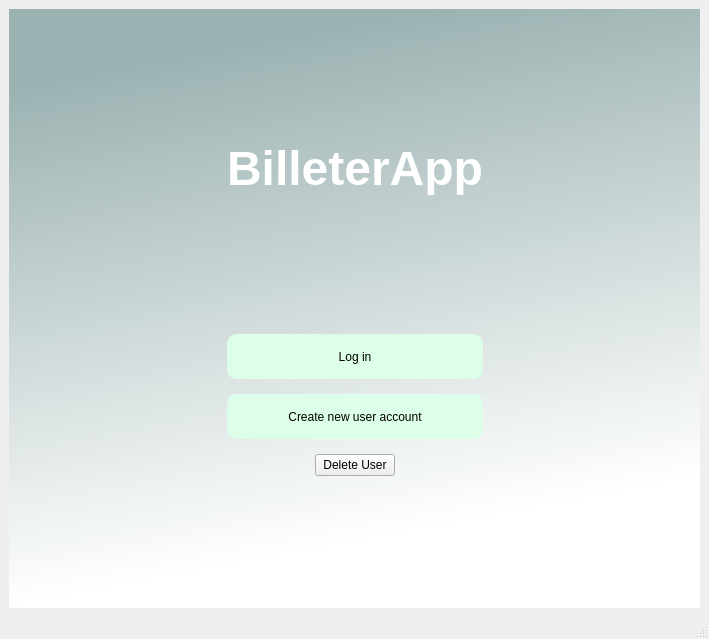
The window that guicore/uis/bille_screen.ui (Igna11/billetera) describes before a commit, drawn with Qt 5.
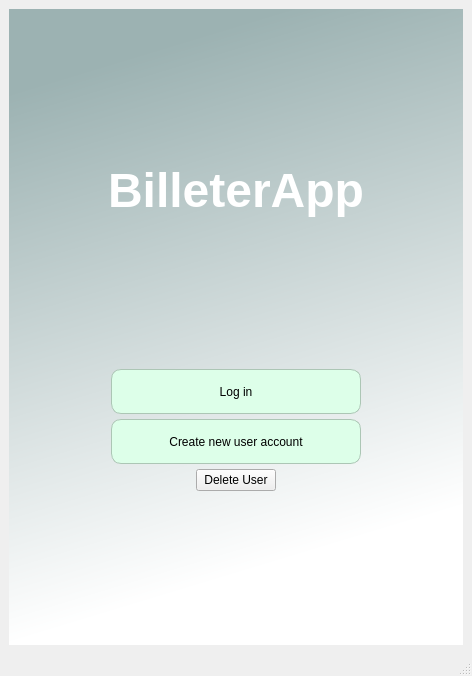
The same window after the commit. Icons and pictures are not drawn.

What changed in the file:
```diff
--- a/guicore/uis/bille_screen.ui
+++ b/guicore/uis/bille_screen.ui
@@ -6,8 +6,8 @@
    <rect>
     <x>0</x>
     <y>0</y>
-    <width>709</width>
-    <height>639</height>
+    <width>472</width>
+    <height>676</height>
    </rect>
   </property>
   <property name="windowTitle">
@@ -26,26 +26,13 @@
 background-color:qlineargradient(spread:pad, x1:0, y1:0, x2:0.207, y2:0.954545, stop:0.132159 rgba(156, 178, 178, 255), stop:1 rgba(255, 255, 255, 255))}</string>
       </property>
       <layout class="QHBoxLayout" name="horizontalLayout_3">
-       <item>
-        <spacer name="horizontalSpacer">
-         <property name="orientation">
-          <enum>Qt::Horizontal</enum>
-         </property>
-         <property name="sizeHint" stdset="0">
-          <size>
-           <width>40</width>
-           <height>20</height>
-          </size>
-         </property>
-        </spacer>
-       </item>
        <item>
         <layout class="QVBoxLayout" name="verticalLayout_2">
          <property name="spacing">
-          <number>15</number>
+          <number>5</number>
          </property>
          <item>
-          <spacer name="verticalSpacer_2">
+          <spacer name="verticalSpacer">
            <property name="orientation">
             <enum>Qt::Vertical</enum>
            </property>
@@ -57,21 +44,25 @@
            </property>
           </spacer>
          </item>
+         <item>
+          <layout class="QHBoxLayout" name="horizontalLayout">
          <item>
           <widget class="QLabel" name="label">
            <property name="layoutDirection">
             <enum>Qt::RightToLeft</enum>
            </property>
            <property name="text">
-            <string>&lt;html&gt;&lt;head/&gt;&lt;body&gt;&lt;p&gt;&lt;span style=&quot; font-size:36pt; font-weight:600; color:#ffffff;&quot;&gt;BilleterApp&lt;/span&gt;&lt;/p&gt;&lt;/body&gt;&lt;/html&gt;</string>
+              <string>&lt;html&gt;&lt;head/&gt;&lt;body&gt;&lt;p align=&quot;center&quot;&gt;&lt;span style=&quot; font-size:36pt; font-weight:600; color:#ffffff;&quot;&gt;BilleterApp&lt;/span&gt;&lt;/p&gt;&lt;/body&gt;&lt;/html&gt;</string>
            </property>
            <property name="alignment">
             <set>Qt::AlignCenter</set>
            </property>
           </widget>
          </item>
+          </layout>
+         </item>
          <item>
-          <spacer name="verticalSpacer">
+          <spacer name="verticalSpacer_2">
            <property name="orientation">
             <enum>Qt::Vertical</enum>
            </property>
@@ -79,6 +70,21 @@
             <size>
              <width>20</width>
              <height>40</height>
+            </size>
+           </property>
+          </spacer>
+         </item>
+         <item>
+          <layout class="QHBoxLayout" name="horizontalLayout_4">
+           <item>
+            <spacer name="horizontalSpacer">
+             <property name="orientation">
+              <enum>Qt::Horizontal</enum>
+             </property>
+             <property name="sizeHint" stdset="0">
+              <size>
+               <width>40</width>
+               <height>20</height>
             </size>
            </property>
           </spacer>
@@ -87,7 +93,7 @@
           <widget class="QPushButton" name="login_button">
            <property name="minimumSize">
             <size>
-             <width>0</width>
+               <width>250</width>
              <height>45</height>
             </size>
            </property>
@@ -95,8 +101,15 @@
             <cursorShape>PointingHandCursor</cursorShape>
            </property>
            <property name="styleSheet">
-            <string notr="true">border-radius:10px;
-background-color:rgb(221, 255, 233);</string>
+              <string notr="true">QPushButton {
+	border-radius:10px;
+	border: 1px solid rgb(172, 198, 181);
+	background-color:rgb(221, 255, 233);
+}
+
+QPushButton:hover{
+	background-color:rgb(224, 253, 249)
+}</string>
            </property>
            <property name="text">
             <string>Log in</string>
@@ -110,19 +123,49 @@
           </widget>
          </item>
          <item>
+            <spacer name="horizontalSpacer_2">
+             <property name="orientation">
+              <enum>Qt::Horizontal</enum>
+             </property>
+             <property name="sizeHint" stdset="0">
+              <size>
+               <width>40</width>
+               <height>20</height>
+              </size>
+             </property>
+            </spacer>
+           </item>
+          </layout>
+         </item>
+         <item>
+          <layout class="QHBoxLayout" name="horizontalLayout_5">
+           <item>
+            <spacer name="horizontalSpacer_5">
+             <property name="orientation">
+              <enum>Qt::Horizontal</enum>
+             </property>
+             <property name="sizeHint" stdset="0">
+              <size>
+               <width>40</width>
+               <height>20</height>
+              </size>
+             </property>
+            </spacer>
+           </item>
+           <item>
           <widget class="QPushButton" name="create_account_button">
            <property name="enabled">
             <bool>true</bool>
            </property>
            <property name="sizePolicy">
             <sizepolicy hsizetype="Minimum" vsizetype="Fixed">
-             <horstretch>10</horstretch>
-             <verstretch>10</verstretch>
+               <horstretch>0</horstretch>
+               <verstretch>0</verstretch>
             </sizepolicy>
            </property>
            <property name="minimumSize">
             <size>
-             <width>0</width>
+               <width>250</width>
              <height>45</height>
             </size>
            </property>
@@ -130,8 +173,15 @@
             <cursorShape>PointingHandCursor</cursorShape>
            </property>
            <property name="styleSheet">
-            <string notr="true">border-radius:10px;
-background-color:rgb(221, 255, 233);</string>
+              <string notr="true">QPushButton {
+	border-radius:10px;
+	border: 1px solid rgb(172, 198, 181);
+	background-color:rgb(221, 255, 233);
+}
+
+QPushButton:hover{
+	background-color:rgb(224, 253, 249)
+}</string>
            </property>
            <property name="text">
             <string>Create new user account</string>
@@ -142,6 +192,21 @@
           </widget>
          </item>
          <item>
+            <spacer name="horizontalSpacer_6">
+             <property name="orientation">
+              <enum>Qt::Horizontal</enum>
+             </property>
+             <property name="sizeHint" stdset="0">
+              <size>
+               <width>40</width>
+               <height>20</height>
+              </size>
+             </property>
+            </spacer>
+           </item>
+          </layout>
+         </item>
+         <item>
           <layout class="QHBoxLayout" name="horizontalLayout_2">
            <item>
             <spacer name="horizontalSpacer_3">
@@ -205,19 +270,6 @@
          </item>
         </layout>
        </item>
-       <item>
-        <spacer name="horizontalSpacer_2">
-         <property name="orientation">
-          <enum>Qt::Horizontal</enum>
-         </property>
-         <property name="sizeHint" stdset="0">
-          <size>
-           <width>40</width>
-           <height>20</height>
-          </size>
-         </property>
-        </spacer>
-       </item>
       </layout>
      </widget>
     </item>
```
Left out of the diff: 2 changed lines with no effect on the pictures. Lines whose indentation alone changed are shown as unchanged.
